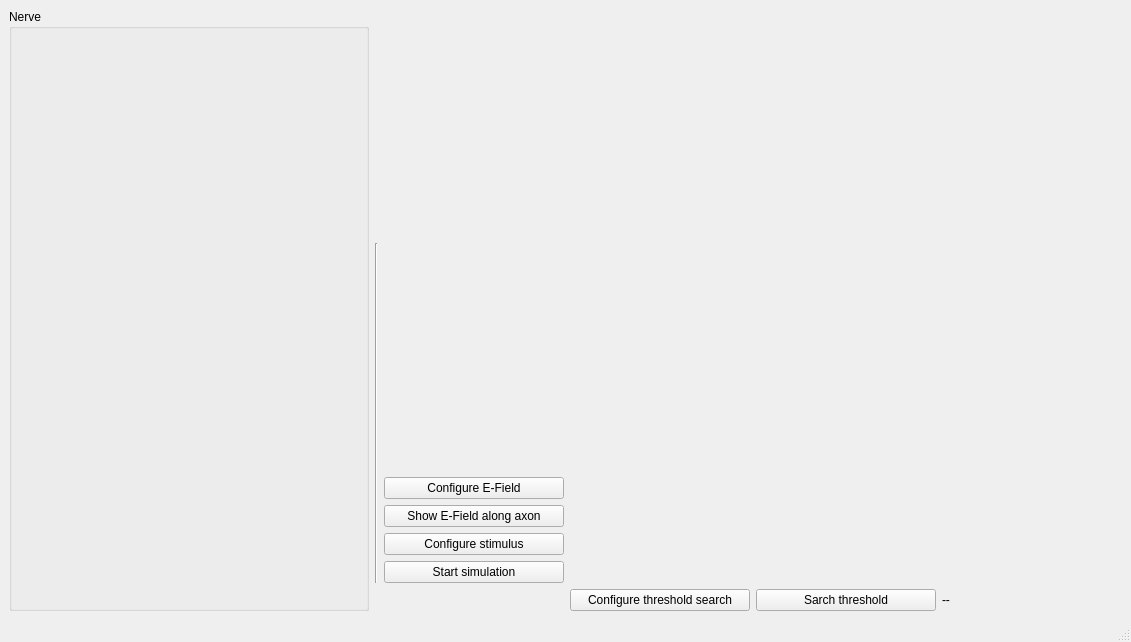
Qt form ui_master_sim.ui (TheJRapp/PeriphNeuronStim) before a commit.
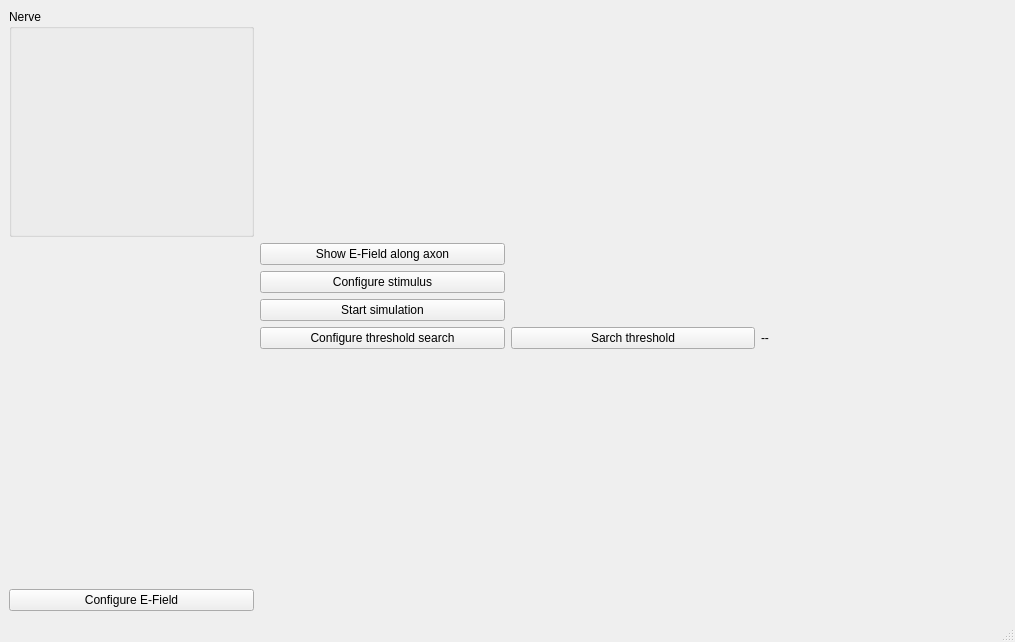
The same form after that commit.

Commit message: nerve properties transferred to separate widget; rearranged master widget; start of monte carlo implementation

The edit to the form file:
```diff
--- a/ui_master_sim.ui
+++ b/ui_master_sim.ui
@@ -6,52 +6,42 @@
    <rect>
     <x>0</x>
     <y>0</y>
-    <width>1131</width>
+    <width>1015</width>
     <height>642</height>
    </rect>
   </property>
+  <property name="sizePolicy">
+   <sizepolicy hsizetype="Preferred" vsizetype="Preferred">
+    <horstretch>0</horstretch>
+    <verstretch>0</verstretch>
+   </sizepolicy>
+  </property>
   <property name="windowTitle">
    <string>MainWindow</string>
   </property>
   <widget class="QWidget" name="centralwidget">
    <layout class="QGridLayout" name="gridLayout">
-    <item row="3" column="3">
-     <widget class="QPushButton" name="e_field_along_axon_button">
+    <item row="6" column="0">
+     <widget class="QPushButton" name="conf_efield_button">
       <property name="text">
-       <string>Show E-Field along axon</string>
+       <string>Configure E-Field</string>
       </property>
      </widget>
     </item>
-    <item row="6" column="5">
-     <widget class="QPushButton" name="threshold_search_button">
-      <property name="text">
-       <string>Sarch threshold</string>
-      </property>
-     </widget>
-    </item>
-    <item row="6" column="4">
-     <widget class="QPushButton" name="threshold_config_button">
-      <property name="text">
-       <string>Configure threshold search</string>
-      </property>
-     </widget>
-    </item>
-    <item row="1" column="2" rowspan="5">
-     <widget class="Line" name="line">
-      <property name="orientation">
-       <enum>Qt::Vertical</enum>
-      </property>
-     </widget>
-    </item>
-    <item row="4" column="3">
-     <widget class="QPushButton" name="stimulus_button">
-      <property name="text">
-       <string>Configure stimulus</string>
-      </property>
-     </widget>
-    </item>
-    <item row="0" column="0" rowspan="7" colspan="2">
+    <item row="0" column="0">
      <widget class="QGroupBox" name="groupBox">
+      <property name="sizePolicy">
+       <sizepolicy hsizetype="Preferred" vsizetype="Preferred">
+        <horstretch>0</horstretch>
+        <verstretch>0</verstretch>
+       </sizepolicy>
+      </property>
+      <property name="maximumSize">
+       <size>
+        <width>400</width>
+        <height>16777215</height>
+       </size>
+      </property>
       <property name="title">
        <string>Nerve</string>
       </property>
@@ -64,28 +54,21 @@
       </layout>
      </widget>
     </item>
-    <item row="5" column="3">
-     <widget class="QPushButton" name="simulation_button">
+    <item row="2" column="1">
+     <widget class="QPushButton" name="stimulus_button">
       <property name="text">
-       <string>Start simulation</string>
+       <string>Configure stimulus</string>
       </property>
      </widget>
     </item>
-    <item row="2" column="3">
-     <widget class="QPushButton" name="conf_efield_button">
+    <item row="1" column="1">
+     <widget class="QPushButton" name="e_field_along_axon_button">
       <property name="text">
-       <string>Configure E-Field</string>
+       <string>Show E-Field along axon</string>
       </property>
      </widget>
     </item>
-    <item row="6" column="6">
-     <widget class="QLabel" name="threshold_label">
-      <property name="text">
-       <string>--</string>
-      </property>
-     </widget>
-    </item>
-    <item row="1" column="4" rowspan="5" colspan="3">
+    <item row="0" column="1" colspan="3">
      <widget class="QWidget" name="axon_potential_widget" native="true">
       <property name="sizePolicy">
        <sizepolicy hsizetype="Expanding" vsizetype="Preferred">
@@ -96,17 +79,51 @@
       <layout class="QVBoxLayout" name="potential_layout"/>
      </widget>
     </item>
-    <item row="0" column="4" colspan="3">
+    <item row="4" column="2">
+     <widget class="QPushButton" name="threshold_search_button">
+      <property name="text">
+       <string>Sarch threshold</string>
+      </property>
+     </widget>
+    </item>
+    <item row="1" column="0" rowspan="5">
      <widget class="QWidget" name="e_field_widget" native="true">
       <property name="sizePolicy">
-       <sizepolicy hsizetype="Expanding" vsizetype="Preferred">
+       <sizepolicy hsizetype="Preferred" vsizetype="Preferred">
         <horstretch>0</horstretch>
         <verstretch>0</verstretch>
        </sizepolicy>
       </property>
+      <property name="maximumSize">
+       <size>
+        <width>400</width>
+        <height>16777215</height>
+       </size>
+      </property>
       <layout class="QVBoxLayout" name="e_field_layout"/>
      </widget>
     </item>
+    <item row="4" column="1">
+     <widget class="QPushButton" name="threshold_config_button">
+      <property name="text">
+       <string>Configure threshold search</string>
+      </property>
+     </widget>
+    </item>
+    <item row="3" column="1">
+     <widget class="QPushButton" name="simulation_button">
+      <property name="text">
+       <string>Start simulation</string>
+      </property>
+     </widget>
+    </item>
+    <item row="4" column="3">
+     <widget class="QLabel" name="threshold_label">
+      <property name="text">
+       <string>--</string>
+      </property>
+     </widget>
+    </item>
    </layout>
   </widget>
   <widget class="QMenuBar" name="menubar">
```
Left out of the diff: 2 changed lines with no effect on the pictures. The commit also changes 7 other files.
